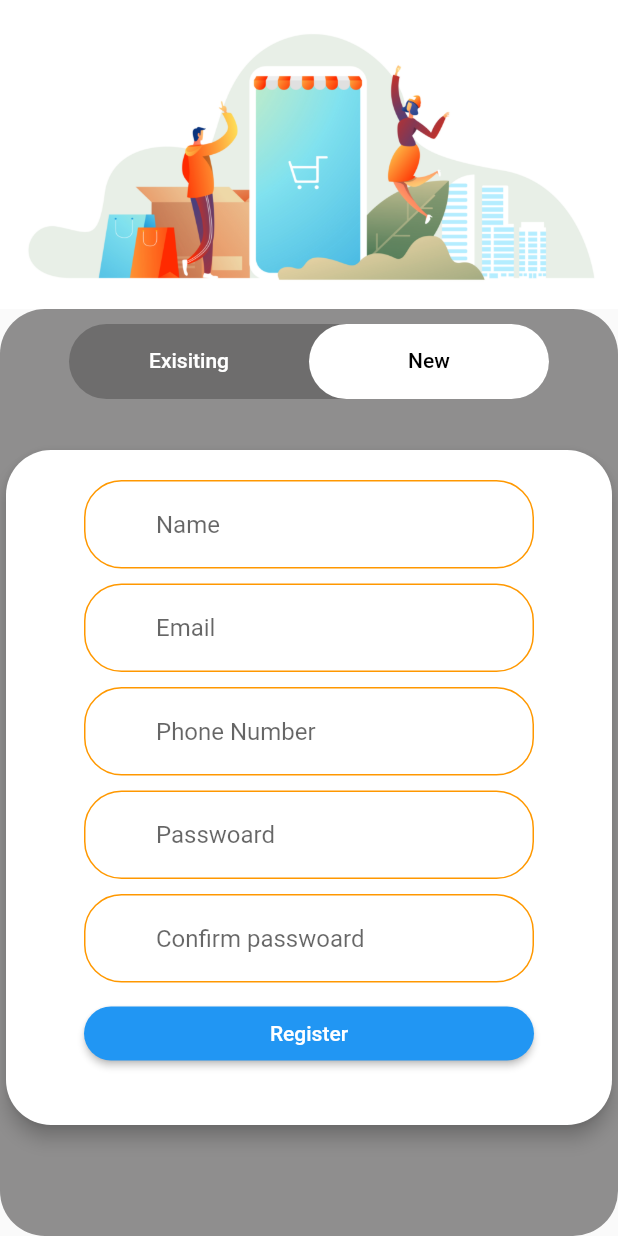
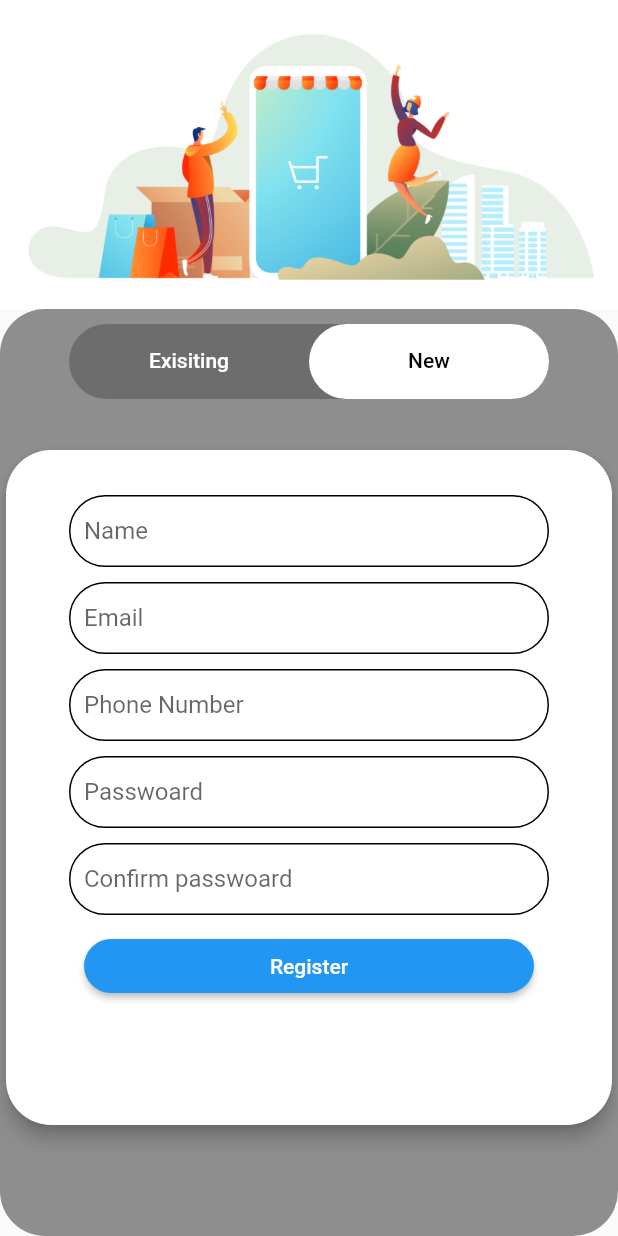
Before and after one commit to muhammedSalihT/ShopCart_Using_Api-Getx, a Flutter app: the AuthScreen screen opened directly, tab 2 chosen, on a phone screen of 412 x 824 dp. Run offline on Flutter 3.47's test engine with Material 2 defaults, Android fonts, the phone set to English and light mode, and no system bars; our stand-ins replace carousel_slider, get, sms_autofill, timer_count_down.

Commit message:
custom form field editted

```diff
--- a/lib/authentication_page/views/register_view.dart
+++ b/lib/authentication_page/views/register_view.dart
@@ -25,7 +25,7 @@ class RegisterView extends StatelessWidget {
             height: 450,
             childrens: [
               const SizedBox(
-                height: 20,
+                height: 30,
               ),
               Row(
                 mainAxisAlignment: MainAxisAlignment.center,
--- a/lib/widgets/custom_textform.dart
+++ b/lib/widgets/custom_textform.dart
@@ -23,31 +23,33 @@ class CustomTextForm extends StatelessWidget {
   @override
   Widget build(BuildContext context) {
     return SizedBox(
-      width: (width == null) ? 300 : width,
-      child: Column(
-        children: [
-          TextFormField(
+      width: 320,
+      child: TextFormField(
         controller: controller,
         obscureText: hideText,
         validator: validator,
         keyboardType: keyboardType,
         style: const TextStyle(color: Colors.black),
         decoration: InputDecoration(
-              enabledBorder: OutlineInputBorder(
-                  borderRadius: BorderRadius.circular(25),
-                  borderSide: const BorderSide(color: Colors.orange)),
-              focusedBorder: OutlineInputBorder(
-                  borderRadius: BorderRadius.circular(25),
-                  borderSide: const BorderSide(color: Colors.orange)),
-              border: InputBorder.none,
-              prefixIcon: Icon(
-                icon,
-                color: Colors.black,
+            errorBorder: const OutlineInputBorder(
+              borderRadius: BorderRadius.all(Radius.circular(25)),
+              borderSide: BorderSide(color: Colors.red),
             ),
+            enabledBorder: const OutlineInputBorder(
+              borderRadius: BorderRadius.all(Radius.circular(25)),
+              borderSide: BorderSide(),
+            ),
+            focusedBorder: const OutlineInputBorder(
+              borderRadius: BorderRadius.all(Radius.circular(25)),
+              borderSide: BorderSide(color: Colors.green, width: 2),
+            ),
+            border: const OutlineInputBorder(),
             hintText: hintText,
-            ),
-          ),
-        ],
+            labelStyle: const TextStyle(fontWeight: FontWeight.bold),
+            filled: true,
+            contentPadding:
+                const EdgeInsets.symmetric(vertical: 5, horizontal: 10),
+            fillColor: const Color(0x77ffffff)),
       ),
     );
   }
```
Lines whose indentation alone changed are shown as unchanged.
